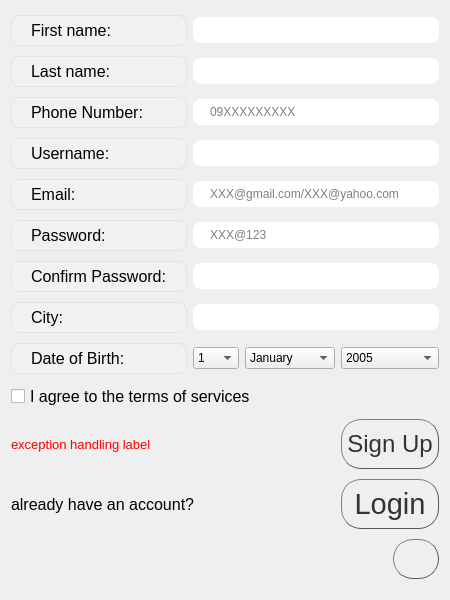
Above: SignUpPage.ui from Arian-SK/Personal-Accounting-App before the change. Below: the same form after it.
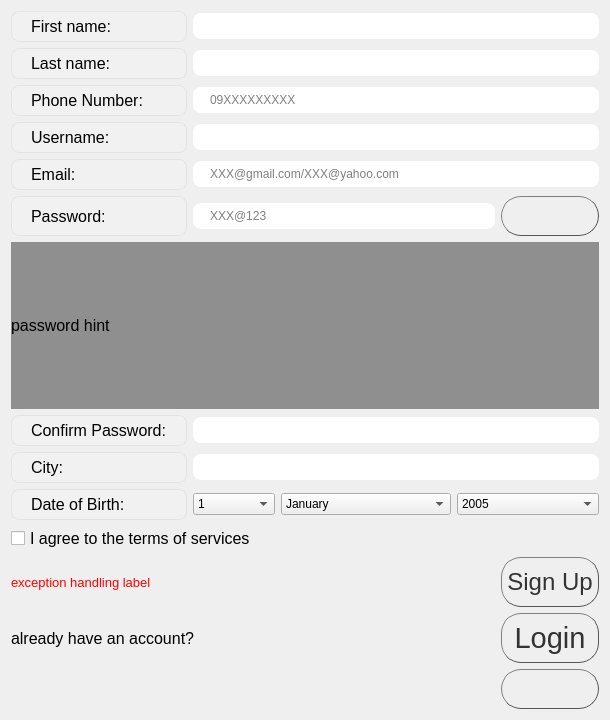
That is the form after the change.

Commit message: Made login and sign up 10X better

The edit to the form file:
```diff
--- a/SignUpPage.ui
+++ b/SignUpPage.ui
@@ -6,124 +6,29 @@
    <rect>
     <x>0</x>
     <y>0</y>
-    <width>450</width>
-    <height>600</height>
+    <width>610</width>
+    <height>720</height>
    </rect>
   </property>
   <property name="minimumSize">
    <size>
-    <width>450</width>
-    <height>600</height>
+    <width>610</width>
+    <height>720</height>
    </size>
   </property>
   <property name="windowTitle">
    <string>Form</string>
   </property>
   <layout class="QGridLayout" name="gridLayout">
-   <item row="1" column="0">
-    <widget class="QLabel" name="labelLname">
+   <item row="10" column="0" colspan="5">
+    <widget class="QCheckBox" name="checkBoxTerms">
      <property name="font">
       <font>
        <pointsize>12</pointsize>
       </font>
      </property>
-     <property name="styleSheet">
-      <string notr="true">QLabel {
-  background-color:rgba( 255, 255, 255, 10% );
-  border-radius: 8px;
-  padding: 5px 15px;
-  border: 1px solid #e0e4e7;
-}
-</string>
-     </property>
      <property name="text">
-      <string>Last name:</string>
-     </property>
-    </widget>
-   </item>
-   <item row="4" column="0">
-    <widget class="QLabel" name="labelEmail">
-     <property name="font">
-      <font>
-       <pointsize>12</pointsize>
-      </font>
-     </property>
-     <property name="styleSheet">
-      <string notr="true">QLabel {
-  background-color:rgba( 255, 255, 255, 10% );
-  border-radius: 8px;
-  padding: 5px 15px;
-  border: 1px solid #e0e4e7;
-}
-</string>
-     </property>
-     <property name="text">
-      <string>Email:</string>
-     </property>
-    </widget>
-   </item>
-   <item row="0" column="0">
-    <widget class="QLabel" name="labelFname">
-     <property name="font">
-      <font>
-       <pointsize>12</pointsize>
-      </font>
-     </property>
-     <property name="styleSheet">
-      <string notr="true">QLabel {
-  background-color:rgba( 255, 255, 255, 10% );
-  border-radius: 8px;
-  padding: 5px 15px;
-  border: 1px solid #e0e4e7;
-}
-
-  </string>
-     </property>
-     <property name="text">
-      <string>First name:</string>
-     </property>
-    </widget>
-   </item>
-   <item row="6" column="1" colspan="7">
-    <widget class="QLineEdit" name="lineConfirmPass">
-     <property name="styleSheet">
-      <string notr="true">QLineEdit {
-  border-radius: 8px;
-  padding: 5px 15px;
-}
-
-QLineEdit:hover {
-  border: 1px solid #e0e4e7;
-
-}
-
-QLineEdit::focus{
-  border: 1px solid #e0e4e7;
-}</string>
-     </property>
-     <property name="echoMode">
-      <enum>QLineEdit::Password</enum>
-     </property>
-    </widget>
-   </item>
-   <item row="5" column="0">
-    <widget class="QLabel" name="labelPass">
-     <property name="font">
-      <font>
-       <pointsize>12</pointsize>
-      </font>
-     </property>
-     <property name="styleSheet">
-      <string notr="true">QLabel {
-  background-color:rgba( 255, 255, 255, 10% );
-  border-radius: 8px;
-  padding: 5px 15px;
-  border: 1px solid #e0e4e7;
-}
-</string>
-     </property>
-     <property name="text">
-      <string>Password:</string>
+      <string>I agree to the terms of services</string>
      </property>
     </widget>
    </item>
@@ -148,276 +53,7 @@
      </property>
     </widget>
    </item>
-   <item row="9" column="0" colspan="5">
-    <widget class="QCheckBox" name="checkBoxTerms">
-     <property name="font">
-      <font>
-       <pointsize>12</pointsize>
-      </font>
-     </property>
-     <property name="text">
-      <string>I agree to the terms of services</string>
-     </property>
-    </widget>
-   </item>
-   <item row="10" column="0" colspan="5">
-    <widget class="QLabel" name="labelException">
-     <property name="font">
-      <font>
-       <pointsize>10</pointsize>
-      </font>
-     </property>
-     <property name="styleSheet">
-      <string notr="true">color: rgb(255, 0, 0);</string>
-     </property>
-     <property name="text">
-      <string>exception handling label</string>
-     </property>
-    </widget>
-   </item>
-   <item row="15" column="0" colspan="4">
-    <widget class="QLabel" name="labelLogin">
-     <property name="font">
-      <font>
-       <pointsize>12</pointsize>
-      </font>
-     </property>
-     <property name="text">
-      <string>already have an account?</string>
-     </property>
-    </widget>
-   </item>
-   <item row="3" column="0">
-    <widget class="QLabel" name="labelUsername">
-     <property name="font">
-      <font>
-       <pointsize>12</pointsize>
-      </font>
-     </property>
-     <property name="styleSheet">
-      <string notr="true">QLabel {
-  background-color:rgba( 255, 255, 255, 10% );
-  border-radius: 8px;
-  padding: 5px 15px;
-  border: 1px solid #e0e4e7;
-}
-</string>
-     </property>
-     <property name="text">
-      <string>Username:</string>
-     </property>
-    </widget>
-   </item>
-   <item row="6" column="0">
-    <widget class="QLabel" name="labelConfirmPass">
-     <property name="font">
-      <font>
-       <pointsize>12</pointsize>
-      </font>
-     </property>
-     <property name="styleSheet">
-      <string notr="true">QLabel {
-  background-color:rgba( 255, 255, 255, 10% );
-  border-radius: 8px;
-  padding: 5px 15px;
-  border: 1px solid #e0e4e7;
-}
-</string>
-     </property>
-     <property name="text">
-      <string>Confirm Password:</string>
-     </property>
-    </widget>
-   </item>
-   <item row="5" column="1" colspan="7">
-    <widget class="QLineEdit" name="linePass">
-     <property name="styleSheet">
-      <string notr="true">QLineEdit {
-  border-radius: 8px;
-  padding: 5px 15px;
-}
-
-QLineEdit:hover {
-  border: 1px solid #e0e4e7;
-
-}
-
-QLineEdit::focus{
-  border: 1px solid #e0e4e7;
-}</string>
-     </property>
-     <property name="echoMode">
-      <enum>QLineEdit::Password</enum>
-     </property>
-     <property name="placeholderText">
-      <string>XXX@123</string>
-     </property>
-    </widget>
-   </item>
-   <item row="4" column="1" colspan="7">
-    <widget class="QLineEdit" name="lineEmail">
-     <property name="styleSheet">
-      <string notr="true">QLineEdit {
-  border-radius: 8px;
-  padding: 5px 15px;
-}
-
-QLineEdit:hover {
-  border: 1px solid #e0e4e7;
-
-}
-
-QLineEdit::focus{
-  border: 1px solid #e0e4e7;
-}</string>
-     </property>
-     <property name="placeholderText">
-      <string>XXX@gmail.com/XXX@yahoo.com</string>
-     </property>
-     <property name="cursorMoveStyle">
-      <enum>Qt::LogicalMoveStyle</enum>
-     </property>
-    </widget>
-   </item>
-   <item row="7" column="0">
-    <widget class="QLabel" name="labelCity">
-     <property name="font">
-      <font>
-       <pointsize>12</pointsize>
-      </font>
-     </property>
-     <property name="styleSheet">
-      <string notr="true">QLabel {
-  background-color:rgba( 255, 255, 255, 10% );
-  border-radius: 8px;
-  padding: 5px 15px;
-  border: 1px solid #e0e4e7;
-}
-</string>
-     </property>
-     <property name="text">
-      <string>City:</string>
-     </property>
-    </widget>
-   </item>
-   <item row="2" column="1" colspan="7">
-    <widget class="QLineEdit" name="linePnumber">
-     <property name="styleSheet">
-      <string notr="true">QLineEdit {
-  border-radius: 8px;
-  padding: 5px 15px;
-}
-
-QLineEdit:hover {
-  border: 1px solid #e0e4e7;
-
-}
-
-QLineEdit::focus{
-  border: 1px solid #e0e4e7;
-}</string>
-     </property>
-     <property name="placeholderText">
-      <string>09XXXXXXXXX</string>
-     </property>
-    </widget>
-   </item>
-   <item row="0" column="1" colspan="7">
-    <widget class="QLineEdit" name="lineFname">
-     <property name="whatsThis">
-      <string/>
-     </property>
-     <property name="styleSheet">
-      <string notr="true">QLineEdit {
-  border-radius: 8px;
-  padding: 5px 15px;
-}
-
-QLineEdit:hover {
-  border: 1px solid #e0e4e7;
-
-}
-
-QLineEdit::focus{
-  border: 1px solid #e0e4e7;
-}</string>
-     </property>
-     <property name="placeholderText">
-      <string/>
-     </property>
-    </widget>
-   </item>
-   <item row="8" column="3" colspan="3">
-    <widget class="QComboBox" name="comboMonth">
-     <property name="minimumSize">
-      <size>
-       <width>0</width>
-       <height>0</height>
-      </size>
-     </property>
-     <item>
-      <property name="text">
-       <string>January</string>
-      </property>
-     </item>
-     <item>
-      <property name="text">
-       <string>February</string>
-      </property>
-     </item>
-     <item>
-      <property name="text">
-       <string>March</string>
-      </property>
-     </item>
-     <item>
-      <property name="text">
-       <string>April</string>
-      </property>
-     </item>
-     <item>
-      <property name="text">
-       <string>May</string>
-      </property>
-     </item>
-     <item>
-      <property name="text">
-       <string>June</string>
-      </property>
-     </item>
-     <item>
-      <property name="text">
-       <string>July</string>
-      </property>
-     </item>
-     <item>
-      <property name="text">
-       <string>August</string>
-      </property>
-     </item>
-     <item>
-      <property name="text">
-       <string>September</string>
-      </property>
-     </item>
-     <item>
-      <property name="text">
-       <string>October</string>
-      </property>
-     </item>
-     <item>
-      <property name="text">
-       <string>November</string>
-      </property>
-     </item>
-     <item>
-      <property name="text">
-       <string>December</string>
-      </property>
-     </item>
-    </widget>
-   </item>
-   <item row="8" column="6" colspan="2">
+   <item row="9" column="7" colspan="2">
     <widget class="QComboBox" name="comboYear">
      <item>
       <property name="text">
@@ -851,7 +487,294 @@
      </item>
     </widget>
    </item>
-   <item row="15" column="6" colspan="2">
+   <item row="0" column="1" colspan="8">
+    <widget class="QLineEdit" name="lineFname">
+     <property name="whatsThis">
+      <string/>
+     </property>
+     <property name="styleSheet">
+      <string notr="true">QLineEdit {
+  border-radius: 8px;
+  padding: 5px 15px;
+}
+
+QLineEdit:hover {
+  border: 1px solid #e0e4e7;
+
+}
+
+QLineEdit::focus{
+  border: 1px solid #e0e4e7;
+}</string>
+     </property>
+     <property name="placeholderText">
+      <string/>
+     </property>
+    </widget>
+   </item>
+   <item row="3" column="1" colspan="8">
+    <widget class="QLineEdit" name="lineUsername">
+     <property name="styleSheet">
+      <string notr="true">QLineEdit {
+  border-radius: 8px;
+  padding: 5px 15px;
+}
+
+QLineEdit:hover {
+  border: 1px solid #e0e4e7;
+
+}
+
+QLineEdit::focus{
+  border: 1px solid #e0e4e7;
+}</string>
+     </property>
+    </widget>
+   </item>
+   <item row="1" column="1" colspan="8">
+    <widget class="QLineEdit" name="lineLname">
+     <property name="minimumSize">
+      <size>
+       <width>0</width>
+       <height>0</height>
+      </size>
+     </property>
+     <property name="styleSheet">
+      <string notr="true">QLineEdit {
+  border-radius: 8px;
+  padding: 5px 15px;
+}
+
+QLineEdit:hover {
+  border: 1px solid #e0e4e7;
+
+}
+
+QLineEdit::focus{
+  border: 1px solid #e0e4e7;
+}</string>
+     </property>
+    </widget>
+   </item>
+   <item row="5" column="8">
+    <widget class="QPushButton" name="buttonToggleEcho">
+     <property name="minimumSize">
+      <size>
+       <width>40</width>
+       <height>40</height>
+      </size>
+     </property>
+     <property name="styleSheet">
+      <string notr="true">QPushButton {
+color: #333;
+border: 1px solid #555;
+border-radius: 20px;
+border-style: outset;
+background: qradialgradient(
+cx: 0.3, cy: -0.4, fx: 0.3, fy: -0.4,
+radius: 1, stop: 0 #fff, stop: 1 #888
+);
+padding: 5px;
+}
+
+QPushButton:hover {
+background: qradialgradient(
+cx: 0.3, cy: -0.4, fx: 0.3, fy: -0.4,
+radius: 1.35, stop: 0 #fff, stop: 1 #bbb
+);
+}</string>
+     </property>
+     <property name="text">
+      <string/>
+     </property>
+    </widget>
+   </item>
+   <item row="4" column="1" colspan="8">
+    <widget class="QLineEdit" name="lineEmail">
+     <property name="styleSheet">
+      <string notr="true">QLineEdit {
+  border-radius: 8px;
+  padding: 5px 15px;
+}
+
+QLineEdit:hover {
+  border: 1px solid #e0e4e7;
+
+}
+
+QLineEdit::focus{
+  border: 1px solid #e0e4e7;
+}</string>
+     </property>
+     <property name="placeholderText">
+      <string>XXX@gmail.com/XXX@yahoo.com</string>
+     </property>
+     <property name="cursorMoveStyle">
+      <enum>Qt::LogicalMoveStyle</enum>
+     </property>
+    </widget>
+   </item>
+   <item row="6" column="0" colspan="9">
+    <widget class="QLabel" name="labelPassHint">
+     <property name="minimumSize">
+      <size>
+       <width>0</width>
+       <height>0</height>
+      </size>
+     </property>
+     <property name="maximumSize">
+      <size>
+       <width>600</width>
+       <height>200</height>
+      </size>
+     </property>
+     <property name="font">
+      <font>
+       <pointsize>12</pointsize>
+      </font>
+     </property>
+     <property name="styleSheet">
+      <string notr="true">background-color:rgba(0,0,0,40%);</string>
+     </property>
+     <property name="text">
+      <string>password hint</string>
+     </property>
+    </widget>
+   </item>
+   <item row="2" column="1" colspan="8">
+    <widget class="QLineEdit" name="linePnumber">
+     <property name="styleSheet">
+      <string notr="true">QLineEdit {
+  border-radius: 8px;
+  padding: 5px 15px;
+}
+
+QLineEdit:hover {
+  border: 1px solid #e0e4e7;
+
+}
+
+QLineEdit::focus{
+  border: 1px solid #e0e4e7;
+}</string>
+     </property>
+     <property name="placeholderText">
+      <string>09XXXXXXXXX</string>
+     </property>
+    </widget>
+   </item>
+   <item row="8" column="1" colspan="8">
+    <widget class="QLineEdit" name="lineCity">
+     <property name="styleSheet">
+      <string notr="true">QLineEdit {
+  border-radius: 8px;
+  padding: 5px 15px;
+}
+
+QLineEdit:hover {
+  border: 1px solid #e0e4e7;
+
+}
+
+QLineEdit::focus{
+  border: 1px solid #e0e4e7;
+}</string>
+     </property>
+    </widget>
+   </item>
+   <item row="7" column="1" colspan="8">
+    <widget class="QLineEdit" name="lineConfirmPass">
+     <property name="styleSheet">
+      <string notr="true">QLineEdit {
+  border-radius: 8px;
+  padding: 5px 15px;
+}
+
+QLineEdit:hover {
+  border: 1px solid #e0e4e7;
+
+}
+
+QLineEdit::focus{
+  border: 1px solid #e0e4e7;
+}</string>
+     </property>
+     <property name="echoMode">
+      <enum>QLineEdit::Password</enum>
+     </property>
+    </widget>
+   </item>
+   <item row="9" column="3" colspan="4">
+    <widget class="QComboBox" name="comboMonth">
+     <property name="minimumSize">
+      <size>
+       <width>0</width>
+       <height>0</height>
+      </size>
+     </property>
+     <item>
+      <property name="text">
+       <string>January</string>
+      </property>
+     </item>
+     <item>
+      <property name="text">
+       <string>February</string>
+      </property>
+     </item>
+     <item>
+      <property name="text">
+       <string>March</string>
+      </property>
+     </item>
+     <item>
+      <property name="text">
+       <string>April</string>
+      </property>
+     </item>
+     <item>
+      <property name="text">
+       <string>May</string>
+      </property>
+     </item>
+     <item>
+      <property name="text">
+       <string>June</string>
+      </property>
+     </item>
+     <item>
+      <property name="text">
+       <string>July</string>
+      </property>
+     </item>
+     <item>
+      <property name="text">
+       <string>August</string>
+      </property>
+     </item>
+     <item>
+      <property name="text">
+       <string>September</string>
+      </property>
+     </item>
+     <item>
+      <property name="text">
+       <string>October</string>
+      </property>
+     </item>
+     <item>
+      <property name="text">
+       <string>November</string>
+      </property>
+     </item>
+     <item>
+      <property name="text">
+       <string>December</string>
+      </property>
+     </item>
+    </widget>
+   </item>
+   <item row="16" column="8">
     <widget class="QPushButton" name="buttonLogin">
      <property name="minimumSize">
       <size>
@@ -892,28 +815,7 @@
      </property>
     </widget>
    </item>
-   <item row="8" column="0">
-    <widget class="QLabel" name="labelDate">
-     <property name="font">
-      <font>
-       <pointsize>12</pointsize>
-      </font>
-     </property>
-     <property name="styleSheet">
-      <string notr="true">QLabel {
-  background-color:rgba( 255, 255, 255, 10% );
-  border-radius: 8px;
-  padding: 5px 15px;
-  border: 1px solid #e0e4e7;
-}
-</string>
-     </property>
-     <property name="text">
-      <string>Date of Birth:</string>
-     </property>
-    </widget>
-   </item>
-   <item row="10" column="6" colspan="2">
+   <item row="11" column="8">
     <widget class="QPushButton" name="buttonSignUp">
      <property name="minimumSize">
       <size>
@@ -960,7 +862,165 @@
      </property>
     </widget>
    </item>
-   <item row="8" column="1" colspan="2">
+   <item row="0" column="0">
+    <widget class="QLabel" name="labelFname">
+     <property name="font">
+      <font>
+       <pointsize>12</pointsize>
+      </font>
+     </property>
+     <property name="styleSheet">
+      <string notr="true">QLabel {
+  background-color:rgba( 255, 255, 255, 10% );
+  border-radius: 8px;
+  padding: 5px 15px;
+  border: 1px solid #e0e4e7;
+}
+
+  </string>
+     </property>
+     <property name="text">
+      <string>First name:</string>
+     </property>
+    </widget>
+   </item>
+   <item row="5" column="0">
+    <widget class="QLabel" name="labelPass">
+     <property name="font">
+      <font>
+       <pointsize>12</pointsize>
+      </font>
+     </property>
+     <property name="styleSheet">
+      <string notr="true">QLabel {
+  background-color:rgba( 255, 255, 255, 10% );
+  border-radius: 8px;
+  padding: 5px 15px;
+  border: 1px solid #e0e4e7;
+}
+</string>
+     </property>
+     <property name="text">
+      <string>Password:</string>
+     </property>
+    </widget>
+   </item>
+   <item row="1" column="0">
+    <widget class="QLabel" name="labelLname">
+     <property name="font">
+      <font>
+       <pointsize>12</pointsize>
+      </font>
+     </property>
+     <property name="styleSheet">
+      <string notr="true">QLabel {
+  background-color:rgba( 255, 255, 255, 10% );
+  border-radius: 8px;
+  padding: 5px 15px;
+  border: 1px solid #e0e4e7;
+}
+</string>
+     </property>
+     <property name="text">
+      <string>Last name:</string>
+     </property>
+    </widget>
+   </item>
+   <item row="3" column="0">
+    <widget class="QLabel" name="labelUsername">
+     <property name="font">
+      <font>
+       <pointsize>12</pointsize>
+      </font>
+     </property>
+     <property name="styleSheet">
+      <string notr="true">QLabel {
+  background-color:rgba( 255, 255, 255, 10% );
+  border-radius: 8px;
+  padding: 5px 15px;
+  border: 1px solid #e0e4e7;
+}
+</string>
+     </property>
+     <property name="text">
+      <string>Username:</string>
+     </property>
+    </widget>
+   </item>
+   <item row="16" column="0" colspan="4">
+    <widget class="QLabel" name="labelLogin">
+     <property name="font">
+      <font>
+       <pointsize>12</pointsize>
+      </font>
+     </property>
+     <property name="text">
+      <string>already have an account?</string>
+     </property>
+    </widget>
+   </item>
+   <item row="11" column="0" colspan="5">
+    <widget class="QLabel" name="labelException">
+     <property name="font">
+      <font>
+       <pointsize>10</pointsize>
+      </font>
+     </property>
+     <property name="styleSheet">
+      <string notr="true">color: rgb(255, 0, 0);</string>
+     </property>
+     <property name="text">
+      <string>exception handling label</string>
+     </property>
+    </widget>
+   </item>
+   <item row="7" column="0">
+    <widget class="QLabel" name="labelConfirmPass">
+     <property name="font">
+      <font>
+       <pointsize>12</pointsize>
+      </font>
+     </property>
+     <property name="styleSheet">
+      <string notr="true">QLabel {
+  background-color:rgba( 255, 255, 255, 10% );
+  border-radius: 8px;
+  padding: 5px 15px;
+  border: 1px solid #e0e4e7;
+}
+</string>
+     </property>
+     <property name="text">
+      <string>Confirm Password:</string>
+     </property>
+    </widget>
+   </item>
+   <item row="5" column="1" colspan="7">
+    <widget class="QLineEdit" name="linePass">
+     <property name="styleSheet">
+      <string notr="true">QLineEdit {
+  border-radius: 8px;
+  padding: 5px 15px;
+}
+
+QLineEdit:hover {
+  border: 1px solid #e0e4e7;
+
+}
+
+QLineEdit::focus{
+  border: 1px solid #e0e4e7;
+}</string>
+     </property>
+     <property name="echoMode">
+      <enum>QLineEdit::Password</enum>
+     </property>
+     <property name="placeholderText">
+      <string>XXX@123</string>
+     </property>
+    </widget>
+   </item>
+   <item row="9" column="1" colspan="2">
     <widget class="QComboBox" name="comboDay">
      <item>
       <property name="text">
@@ -1119,70 +1179,70 @@
      </item>
     </widget>
    </item>
-   <item row="1" column="1" colspan="7">
-    <widget class="QLineEdit" name="lineLname">
-     <property name="minimumSize">
-      <size>
-       <width>0</width>
-       <height>0</height>
-      </size>
+   <item row="9" column="0">
+    <widget class="QLabel" name="labelDate">
+     <property name="font">
+      <font>
+       <pointsize>12</pointsize>
+      </font>
      </property>
      <property name="styleSheet">
-      <string notr="true">QLineEdit {
+      <string notr="true">QLabel {
+  background-color:rgba( 255, 255, 255, 10% );
   border-radius: 8px;
   padding: 5px 15px;
-}
-
-QLineEdit:hover {
   border: 1px solid #e0e4e7;
-
 }
-
-QLineEdit::focus{
-  border: 1px solid #e0e4e7;
-}</string>
+</string>
      </property>
+     <property name="text">
+      <string>Date of Birth:</string>
+     </property>
     </widget>
    </item>
-   <item row="3" column="1" colspan="7">
-    <widget class="QLineEdit" name="lineUsername">
+   <item row="4" column="0">
+    <widget class="QLabel" name="labelEmail">
+     <property name="font">
+      <font>
+       <pointsize>12</pointsize>
+      </font>
+     </property>
      <property name="styleSheet">
-      <string notr="true">QLineEdit {
+      <string notr="true">QLabel {
+  background-color:rgba( 255, 255, 255, 10% );
   border-radius: 8px;
   padding: 5px 15px;
-}
-
-QLineEdit:hover {
   border: 1px solid #e0e4e7;
-
 }
-
-QLineEdit::focus{
-  border: 1px solid #e0e4e7;
-}</string>
+</string>
      </property>
+     <property name="text">
+      <string>Email:</string>
+     </property>
     </widget>
    </item>
-   <item row="7" column="1" colspan="7">
-    <widget class="QLineEdit" name="lineCity">
+   <item row="8" column="0">
+    <widget class="QLabel" name="labelCity">
+     <property name="font">
+      <font>
+       <pointsize>12</pointsize>
+      </font>
+     </property>
      <property name="styleSheet">
-      <string notr="true">QLineEdit {
+      <string notr="true">QLabel {
+  background-color:rgba( 255, 255, 255, 10% );
   border-radius: 8px;
   padding: 5px 15px;
-}
-
-QLineEdit:hover {
   border: 1px solid #e0e4e7;
-
 }
-
-QLineEdit::focus{
-  border: 1px solid #e0e4e7;
-}</string>
+</string>
      </property>
+     <property name="text">
+      <string>City:</string>
+     </property>
     </widget>
    </item>
-   <item row="16" column="7">
+   <item row="17" column="8">
     <widget class="QPushButton" name="buttonMute">
      <property name="minimumSize">
       <size>
```
The commit also changes 9 other files.
